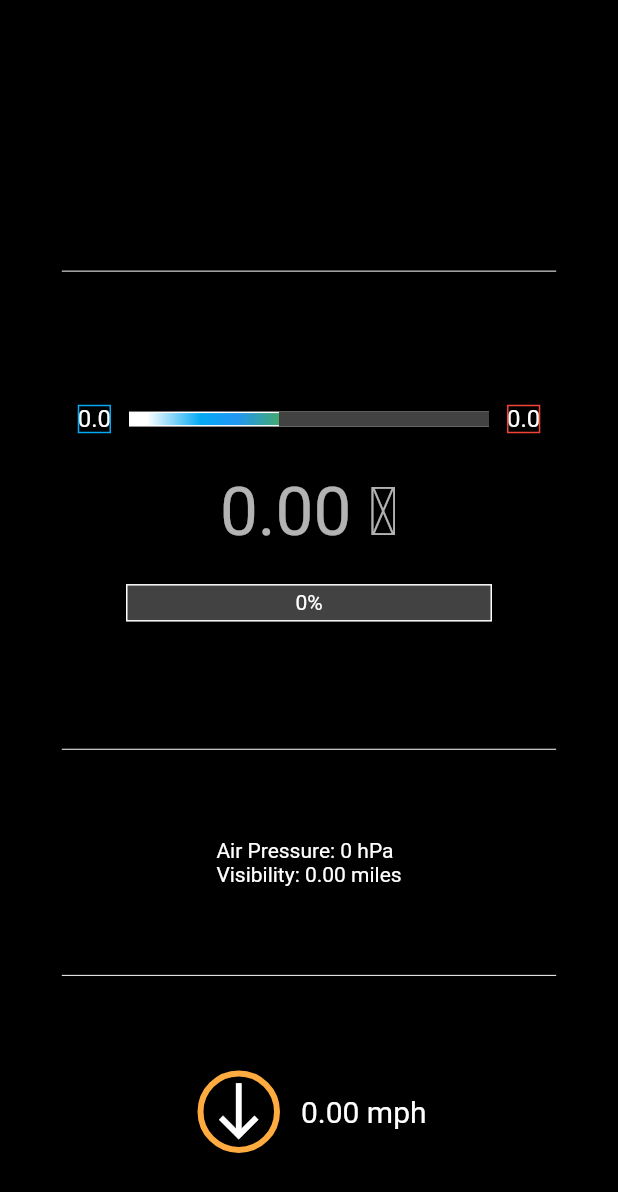
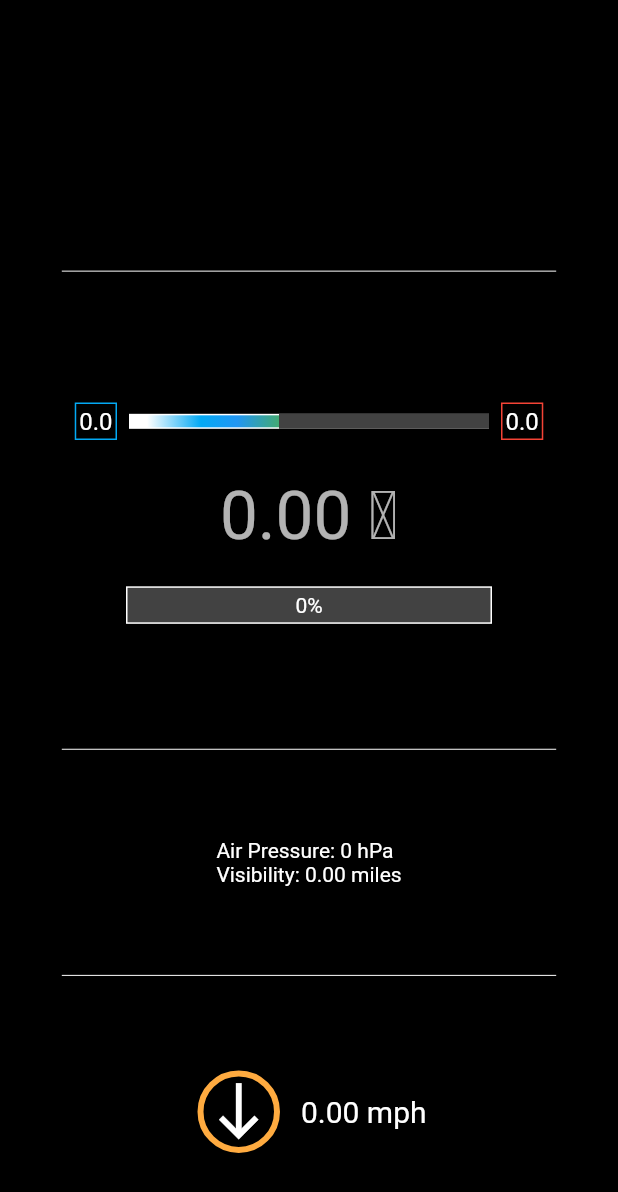
Before and after one commit to nobodyn0se/Weather_Now, a Flutter app: the WeatherWidget widget shown alone on an empty page, opened directly with empty values, on a phone screen of 412 x 824 dp. Shown: the top 1192 px of the screen. Run offline on Flutter 3.47's test engine with Material 2 defaults, Android fonts, the phone set to English and light mode, and no system bars; our stand-ins replace equatable, flutter_bloc, weather_icons.

Commit message:
Padding added within low and high temp cards

```diff
--- a/lib/widgets/weather_widget.dart
+++ b/lib/widgets/weather_widget.dart
@@ -172,13 +172,16 @@ class WeatherWidget extends StatelessWidget {
       mainAxisAlignment: MainAxisAlignment.center,
       children: <Widget>[
         Padding(
-          padding: const EdgeInsets.only(right: 8.0),
+          padding: const EdgeInsets.only(right: 4.0),
           child: Card(
             color: Theme.of(context).scaffoldBackgroundColor,
             elevation: 0,
+            child: Padding(
+              padding: const EdgeInsets.all(3.0),
               child: Text(
                 weather.minTemp!.toStringAsFixed(1),
                 style: Theme.of(context).textTheme.subtitle1,
+              ),
             ),
             shape: const RoundedRectangleBorder(
               side: BorderSide(
@@ -220,13 +223,16 @@ class WeatherWidget extends StatelessWidget {
           ],
         ),
         Padding(
-          padding: const EdgeInsets.only(left: 8.0),
+          padding: const EdgeInsets.only(left: 4.0),
           child: Card(
             color: Theme.of(context).scaffoldBackgroundColor,
             elevation: 0,
+            child: Padding(
+              padding: const EdgeInsets.all(3.0),
               child: Text(
                 weather.maxTemp!.toStringAsFixed(1),
                 style: Theme.of(context).textTheme.subtitle1,
+              ),
             ),
             shape: const RoundedRectangleBorder(
               side: BorderSide(
```
Lines whose indentation alone changed are shown as unchanged.
